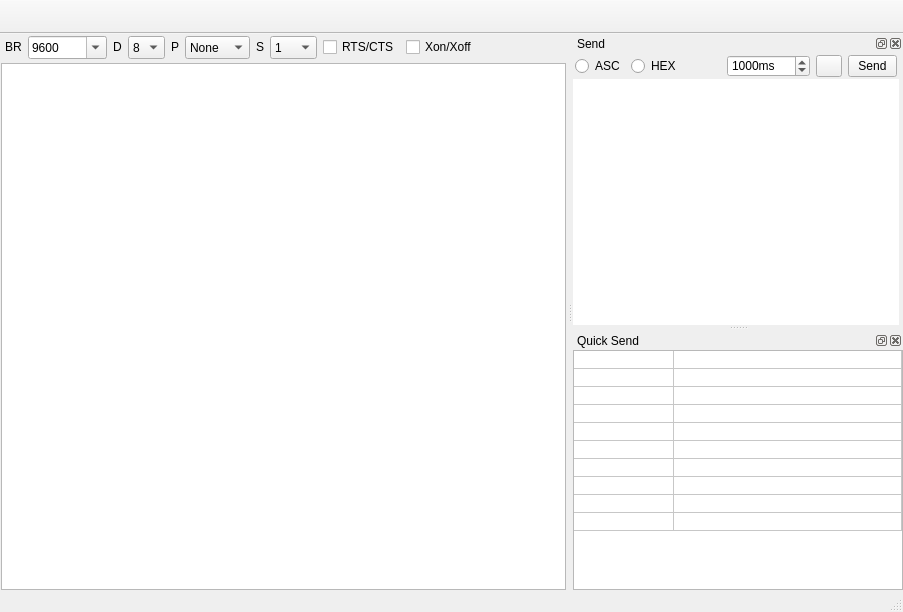
Before: the Qt Designer form ui/mainwindow.ui in gamesun/UartVide, drawn with Qt 5.
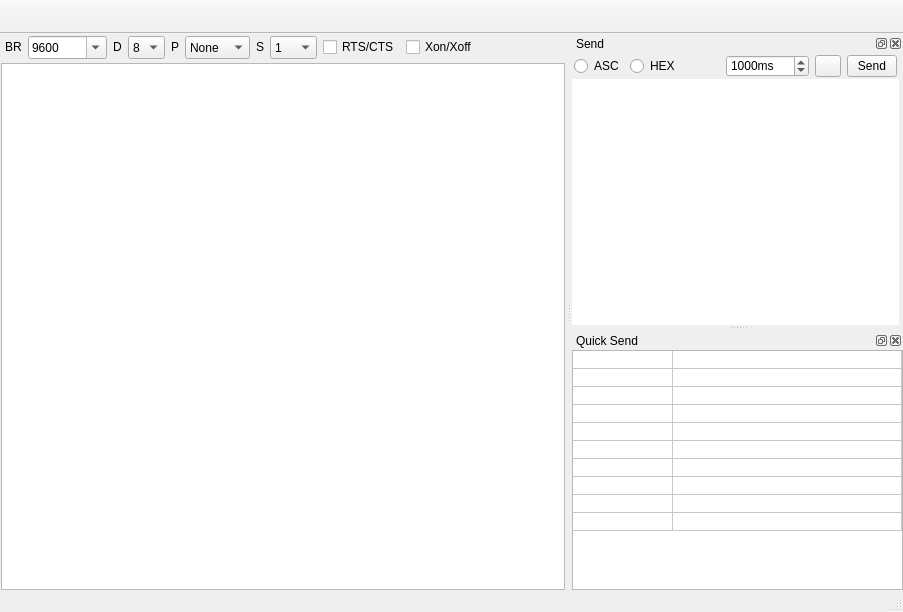
After: the same form once the commit is applied.

Commit message: modify check-button active bg-color

```diff
--- a/ui/mainwindow.ui
+++ b/ui/mainwindow.ui
@@ -768,18 +768,18 @@
         <widget class="QToolButton" name="btnSend">
          <property name="minimumSize">
           <size>
-           <width>0</width>
+           <width>50</width>
            <height>22</height>
           </size>
          </property>
          <property name="maximumSize">
           <size>
-           <width>16777215</width>
+           <width>50</width>
            <height>22</height>
           </size>
          </property>
          <property name="text">
-          <string notr="true"> Send </string>
+          <string notr="true">Send</string>
          </property>
         </widget>
        </item>
```
The commit also changes 3 other files.
